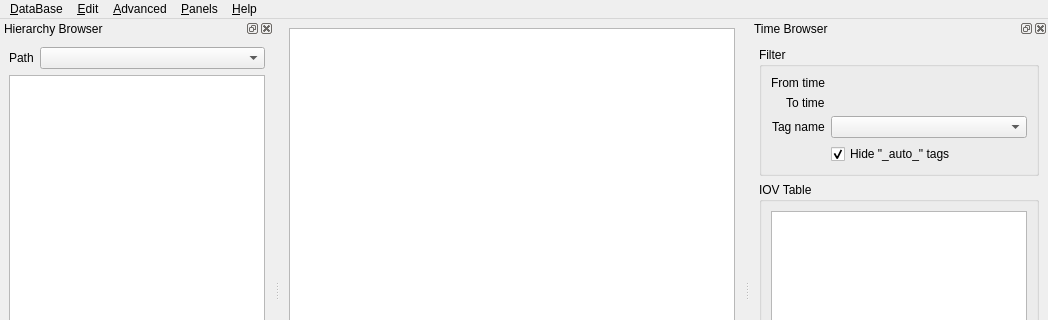
Above: LHCb/Tools/CondDBUI/qt_resources/MainWindow.ui from ibab/lhcb-software before the change; both pictures show x 0 to 1048 and y 0 to 320 of the 1048 by 582 pixel window. Below: the same form after it.
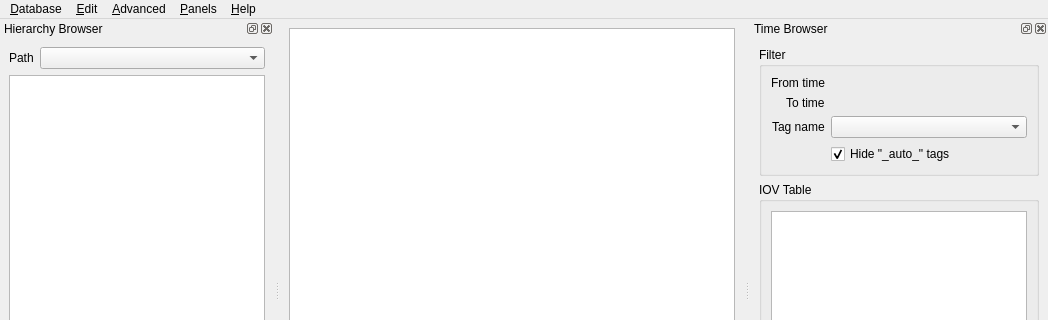
That is the form after the change. Icons and pictures are not drawn. Custom widgets are drawn as their Qt base class.

What changed in the file:
```diff
--- a/LHCb/Tools/CondDBUI/qt_resources/MainWindow.ui
+++ b/LHCb/Tools/CondDBUI/qt_resources/MainWindow.ui
@@ -45,7 +45,7 @@
    </property>
    <widget class="QMenu" name="menuDataBase" >
     <property name="title" >
-     <string>&amp;DataBase</string>
+     <string>&amp;Database</string>
     </property>
     <widget class="QMenu" name="menuRecent" >
      <property name="title" >
```
